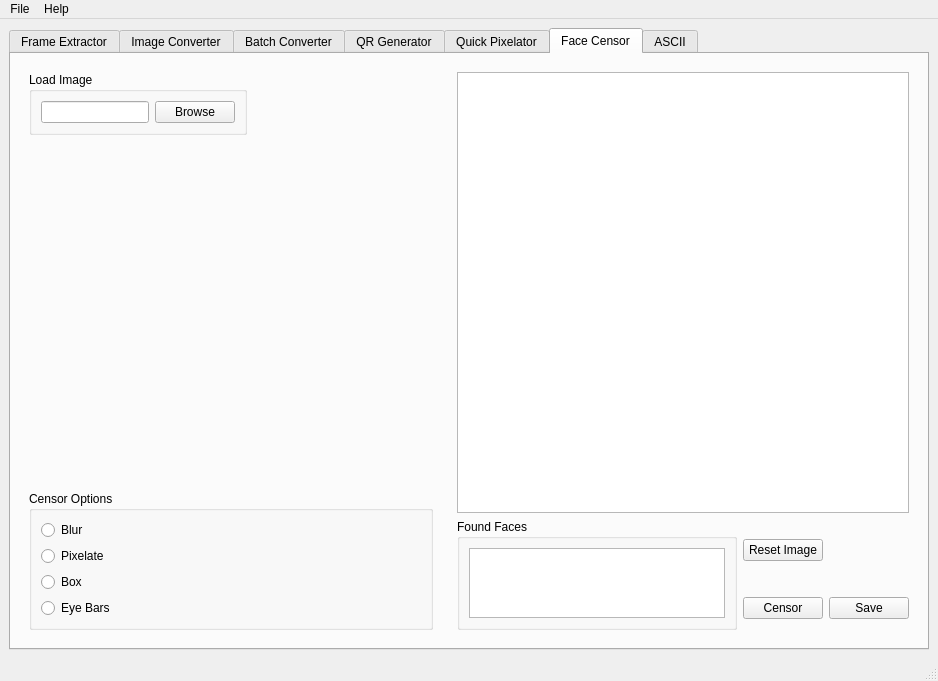
First picture: the form in src/ui/form.ui, repository LyAhn/ImageNexus, before the edit.
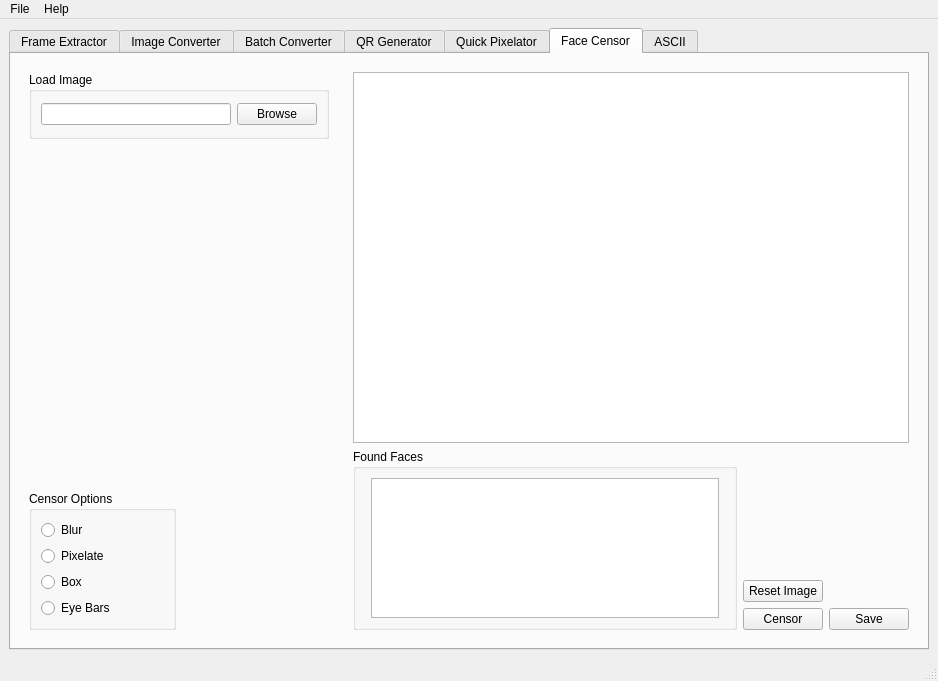
Second picture: the form after the edit. The open tabs and pages were chosen to show the change. Icons and pictures are not drawn.

```diff
--- a/src/ui/form.ui
+++ b/src/ui/form.ui
@@ -1023,28 +1023,49 @@
         <item row="0" column="2">
          <widget class="QWidget" name="fcOutputWidget" native="true">
           <layout class="QGridLayout" name="gridLayout_26">
-           <item row="2" column="2">
+           <item row="0" column="1" colspan="3">
+            <widget class="QGraphicsView" name="fcImageView">
+             <property name="sizeAdjustPolicy">
+              <enum>QAbstractScrollArea::SizeAdjustPolicy::AdjustToContentsOnFirstShow</enum>
+             </property>
+             <property name="viewportUpdateMode">
+              <enum>QGraphicsView::ViewportUpdateMode::BoundingRectViewportUpdate</enum>
+             </property>
+            </widget>
+           </item>
+           <item row="3" column="2">
             <widget class="QPushButton" name="fcCensorBtn">
+             <property name="sizePolicy">
+              <sizepolicy hsizetype="Fixed" vsizetype="Fixed">
+               <horstretch>0</horstretch>
+               <verstretch>0</verstretch>
+              </sizepolicy>
+             </property>
              <property name="text">
               <string>Censor</string>
              </property>
             </widget>
            </item>
-           <item row="1" column="2">
-            <widget class="QPushButton" name="fcResetBtn">
-             <property name="text">
-              <string>Reset Image</string>
-             </property>
-            </widget>
-           </item>
-           <item row="1" column="1" rowspan="2">
+           <item row="1" column="1" rowspan="3">
             <widget class="QGroupBox" name="fcFoundFacesGroup">
+             <property name="maximumSize">
+              <size>
+               <width>404</width>
+               <height>16777215</height>
+              </size>
+             </property>
              <property name="title">
               <string>Found Faces</string>
              </property>
              <layout class="QGridLayout" name="gridLayout_30">
               <item row="0" column="0">
                <widget class="QListWidget" name="fcFaceList">
+                <property name="maximumSize">
+                 <size>
+                  <width>348</width>
+                  <height>140</height>
+                 </size>
+                </property>
                 <property name="alternatingRowColors">
                  <bool>true</bool>
                 </property>
@@ -1056,24 +1077,61 @@
              </layout>
             </widget>
            </item>
-           <item row="0" column="1" colspan="3">
-            <widget class="QGraphicsView" name="fcImageView"/>
-           </item>
-           <item row="2" column="3">
+           <item row="3" column="3">
             <widget class="QPushButton" name="fcSaveBtn">
+             <property name="sizePolicy">
+              <sizepolicy hsizetype="Fixed" vsizetype="Fixed">
+               <horstretch>0</horstretch>
+               <verstretch>0</verstretch>
+              </sizepolicy>
+             </property>
              <property name="text">
               <string>Save</string>
              </property>
             </widget>
            </item>
+           <item row="2" column="2">
+            <widget class="QPushButton" name="fcResetBtn">
+             <property name="sizePolicy">
+              <sizepolicy hsizetype="Fixed" vsizetype="Fixed">
+               <horstretch>0</horstretch>
+               <verstretch>0</verstretch>
+              </sizepolicy>
+             </property>
+             <property name="maximumSize">
+              <size>
+               <width>16777215</width>
+               <height>16777215</height>
+              </size>
+             </property>
+             <property name="text">
+              <string>Reset Image</string>
+             </property>
+             <property name="icon">
+              <iconset theme="QIcon::ThemeIcon::DocumentRevert"/>
+             </property>
+            </widget>
+           </item>
           </layout>
          </widget>
         </item>
         <item row="0" column="0">
          <widget class="QWidget" name="fcOptionsWidget" native="true">
           <layout class="QGridLayout" name="gridLayout_20">
-           <item row="0" column="0">
+           <item row="0" column="0" colspan="2">
             <widget class="QGroupBox" name="fcLoadGroup">
+             <property name="minimumSize">
+              <size>
+               <width>300</width>
+               <height>67</height>
+              </size>
+             </property>
+             <property name="maximumSize">
+              <size>
+               <width>404</width>
+               <height>67</height>
+              </size>
+             </property>
              <property name="title">
               <string>Load Image</string>
              </property>
@@ -1114,20 +1172,7 @@
              </property>
             </spacer>
            </item>
-           <item row="1" column="1">
-            <spacer name="horizontalSpacer">
-             <property name="orientation">
-              <enum>Qt::Orientation::Horizontal</enum>
-             </property>
-             <property name="sizeHint" stdset="0">
-              <size>
-               <width>40</width>
-               <height>20</height>
-              </size>
-             </property>
-            </spacer>
-           </item>
-           <item row="2" column="0" colspan="2">
+           <item row="2" column="0">
             <widget class="QGroupBox" name="fcOptionsGroup">
              <property name="title">
               <string>Censor Options</string>
```
Left out of the diff: 4 changed lines with no effect on the pictures.
